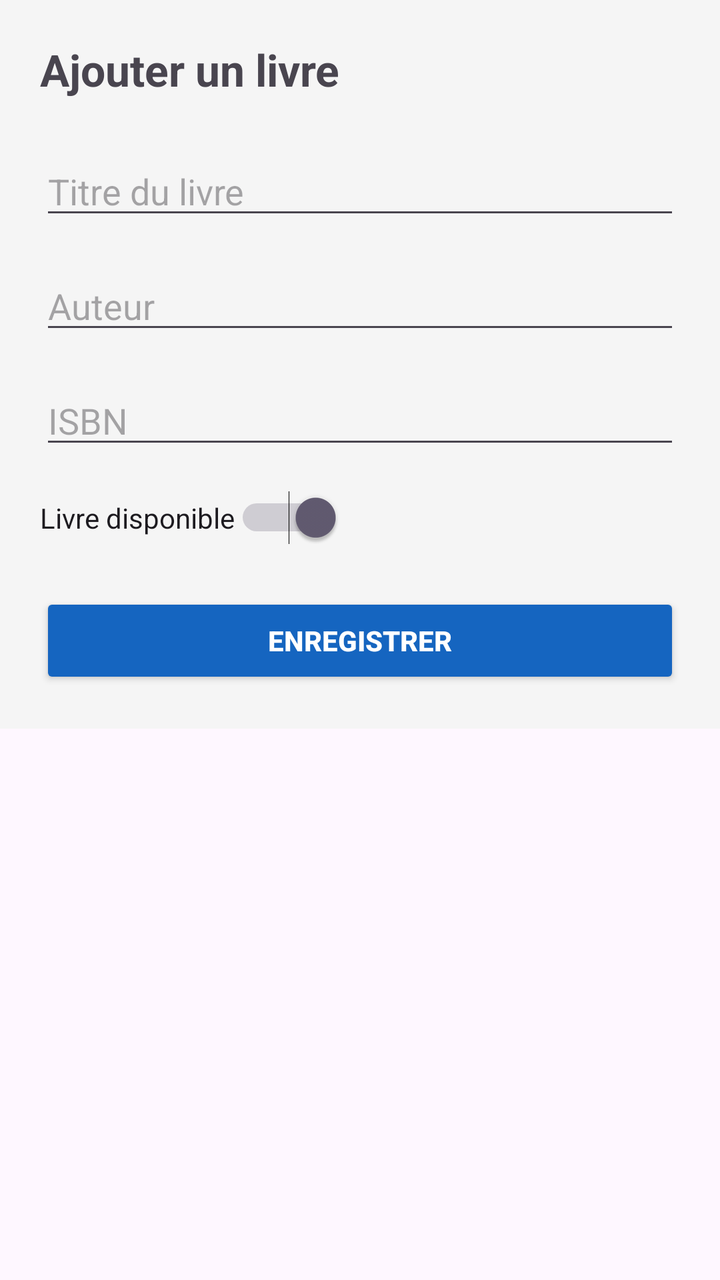
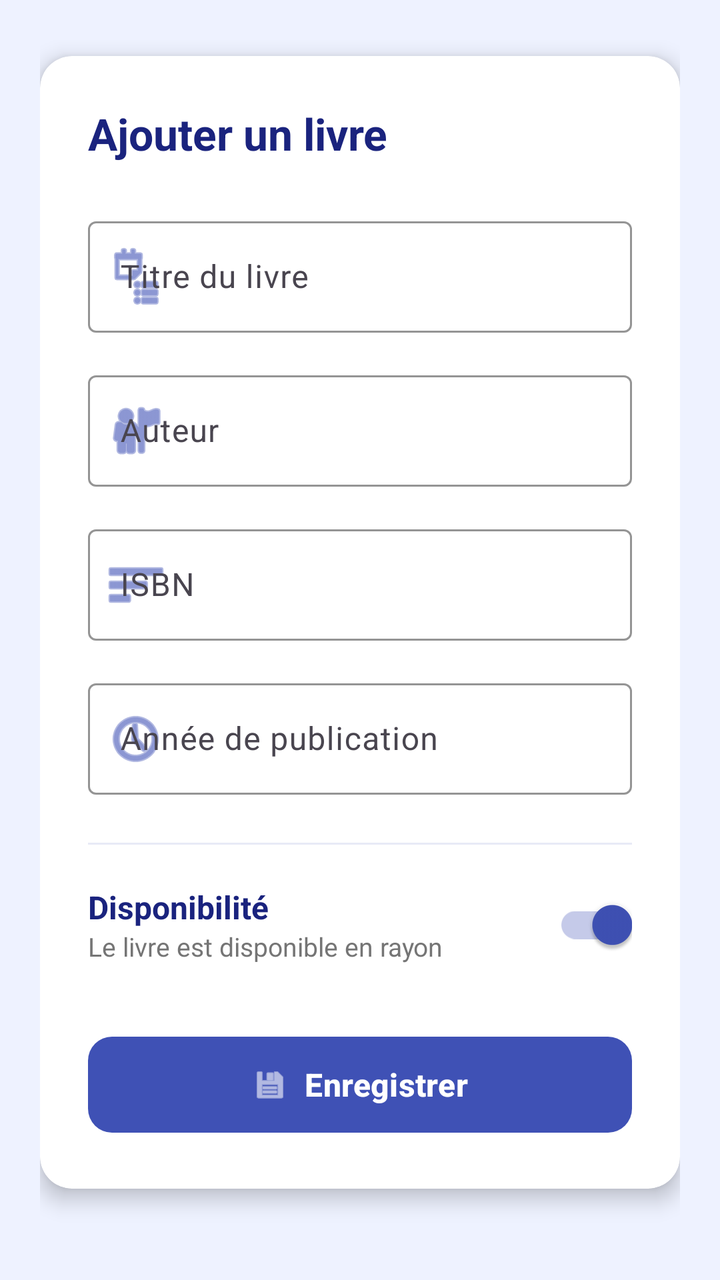

Two renders of the same Android screen: before a commit and after it. Below are the layout's source before the change and the commit's diff.
<!-- AndroidManifest.xml: application theme Theme.BibliothequeApp -->
<!-- res/layout/activity_add_edit.xml -->
<?xml version="1.0" encoding="utf-8"?>
<ScrollView
    xmlns:android="http://schemas.android.com/apk/res/android"
    android:layout_width="match_parent"
    android:layout_height="match_parent">

    <LinearLayout
        android:layout_width="match_parent"
        android:layout_height="wrap_content"
        android:orientation="vertical"
        android:padding="20dp"
        android:background="#F5F5F5">

        <TextView
            android:id="@+id/tvTitreFormulaire"
            android:layout_width="wrap_content"
            android:layout_height="wrap_content"
            android:text="Ajouter un livre"
            android:textSize="22sp"
            android:textStyle="bold"
            android:layout_marginBottom="24dp" />

        <EditText
            android:id="@+id/etTitre"
            android:layout_width="match_parent"
            android:layout_height="wrap_content"
            android:hint="Titre du livre"
            android:inputType="text"
            android:layout_marginBottom="16dp" />

        <EditText
            android:id="@+id/etAuteur"
            android:layout_width="match_parent"
            android:layout_height="wrap_content"
            android:hint="Auteur"
            android:inputType="textPersonName"
            android:layout_marginBottom="16dp" />

        <EditText
            android:id="@+id/etIsbn"
            android:layout_width="match_parent"
            android:layout_height="wrap_content"
            android:hint="ISBN"
            android:inputType="text"
            android:layout_marginBottom="16dp" />

        <Switch
            android:id="@+id/switchDisponible"
            android:layout_width="wrap_content"
            android:layout_height="wrap_content"
            android:text="Livre disponible"
            android:checked="true"
            android:layout_marginBottom="24dp" />

        <Button
            android:id="@+id/btnEnregistrer"
            android:layout_width="match_parent"
            android:layout_height="wrap_content"
            android:text="Enregistrer"
            android:backgroundTint="#1565C0"
            android:textColor="@android:color/white"
            android:textStyle="bold"
            android:padding="12dp" />

    </LinearLayout>

</ScrollView>
<!-- resources referenced by this layout -->
<resources>
  <style name="Theme.BibliothequeApp" parent="Base.Theme.BibliothequeApp" />
  <style name="Base.Theme.BibliothequeApp" parent="Theme.Material3.DayNight.NoActionBar">
          
          
      </style>
</resources>

<!-- the commit's change to res/layout/activity_add_edit.xml (unified diff, before → after) -->
@@ -1,66 +1,188 @@
 <?xml version="1.0" encoding="utf-8"?>
 <ScrollView
     xmlns:android="http://schemas.android.com/apk/res/android"
+    xmlns:app="http://schemas.android.com/apk/res-auto"
     android:layout_width="match_parent"
-    android:layout_height="match_parent">
+    android:layout_height="match_parent"
+    android:background="#EEF2FF"
+    android:fillViewport="true">
 
     <LinearLayout
         android:layout_width="match_parent"
         android:layout_height="wrap_content"
         android:orientation="vertical"
-        android:padding="20dp"
-        android:background="#F5F5F5">
+        android:padding="20dp">
 
-        <TextView
-            android:id="@+id/tvTitreFormulaire"
-            android:layout_width="wrap_content"
-            android:layout_height="wrap_content"
-            android:text="Ajouter un livre"
-            android:textSize="22sp"
-            android:textStyle="bold"
-            android:layout_marginBottom="24dp" />
-
-        <EditText
-            android:id="@+id/etTitre"
+        <androidx.cardview.widget.CardView
             android:layout_width="match_parent"
             android:layout_height="wrap_content"
-            android:hint="Titre du livre"
-            android:inputType="text"
-            android:layout_marginBottom="16dp" />
+            android:layout_marginTop="8dp"
+            app:cardCornerRadius="16dp"
+            app:cardElevation="6dp"
+            app:cardBackgroundColor="#FFFFFF">
 
-        <EditText
-            android:id="@+id/etAuteur"
-            android:layout_width="match_parent"
-            android:layout_height="wrap_content"
-            android:hint="Auteur"
-            android:inputType="textPersonName"
-            android:layout_marginBottom="16dp" />
+            <LinearLayout
+                android:layout_width="match_parent"
+                android:layout_height="wrap_content"
+                android:orientation="vertical"
+                android:padding="24dp">
 
-        <EditText
-            android:id="@+id/etIsbn"
-            android:layout_width="match_parent"
-            android:layout_height="wrap_content"
-            android:hint="ISBN"
-            android:inputType="text"
-            android:layout_marginBottom="16dp" />
+                <TextView
+                    android:id="@+id/tvTitreFormulaire"
+                    android:layout_width="wrap_content"
+                    android:layout_height="wrap_content"
+                    android:text="Ajouter un livre"
+                    android:textSize="22sp"
+                    android:textStyle="bold"
+                    android:textColor="#1A237E"
+                    android:layout_marginBottom="24dp" />
 
-        <Switch
-            android:id="@+id/switchDisponible"
-            android:layout_width="wrap_content"
-            android:layout_height="wrap_content"
-            android:text="Livre disponible"
-            android:checked="true"
-            android:layout_marginBottom="24dp" />
+                
+                <com.google.android.material.textfield.TextInputLayout
+                    android:layout_width="match_parent"
+                    android:layout_height="wrap_content"
+                    android:hint="Titre du livre"
+                    android:layout_marginBottom="16dp"
+                    style="@style/Widget.Material3.TextInputLayout.OutlinedBox"
+                    app:boxStrokeColor="#3F51B5"
+                    app:hintTextColor="#3F51B5"
+                    app:startIconDrawable="@android:drawable/ic_menu_agenda"
+                    app:startIconTint="#3F51B5">
 
-        <Button
-            android:id="@+id/btnEnregistrer"
-            android:layout_width="match_parent"
-            android:layout_height="wrap_content"
-            android:text="Enregistrer"
-            android:backgroundTint="#1565C0"
-            android:textColor="@android:color/white"
-            android:textStyle="bold"
-            android:padding="12dp" />
+                    <com.google.android.material.textfield.TextInputEditText
+                        android:id="@+id/etTitre"
+                        android:layout_width="match_parent"
+                        android:layout_height="wrap_content"
+                        android:inputType="text" />
+
+                </com.google.android.material.textfield.TextInputLayout>
+
+                
+                <com.google.android.material.textfield.TextInputLayout
+                    android:layout_width="match_parent"
+                    android:layout_height="wrap_content"
+                    android:hint="Auteur"
+                    android:layout_marginBottom="16dp"
+                    style="@style/Widget.Material3.TextInputLayout.OutlinedBox"
+                    app:boxStrokeColor="#3F51B5"
+                    app:hintTextColor="#3F51B5"
+                    app:startIconDrawable="@android:drawable/ic_menu_myplaces"
+                    app:startIconTint="#3F51B5">
+
+                    <com.google.android.material.textfield.TextInputEditText
+                        android:id="@+id/etAuteur"
+                        android:layout_width="match_parent"
+                        android:layout_height="wrap_content"
+                        android:inputType="textPersonName" />
+
+                </com.google.android.material.textfield.TextInputLayout>
+
+                
+                <com.google.android.material.textfield.TextInputLayout
+                    android:layout_width="match_parent"
+                    android:layout_height="wrap_content"
+                    android:hint="ISBN"
+                    android:layout_marginBottom="16dp"
+                    style="@style/Widget.Material3.TextInputLayout.OutlinedBox"
+                    app:boxStrokeColor="#3F51B5"
+                    app:hintTextColor="#3F51B5"
+                    app:startIconDrawable="@android:drawable/ic_menu_sort_by_size"
+                    app:startIconTint="#3F51B5">
+
+                    <com.google.android.material.textfield.TextInputEditText
+                        android:id="@+id/etIsbn"
+                        android:layout_width="match_parent"
+                        android:layout_height="wrap_content"
+                        android:inputType="text" />
+
+                </com.google.android.material.textfield.TextInputLayout>
+
+                
+                <com.google.android.material.textfield.TextInputLayout
+                    android:layout_width="match_parent"
+                    android:layout_height="wrap_content"
+                    android:hint="Année de publication"
+                    android:layout_marginBottom="24dp"
+                    style="@style/Widget.Material3.TextInputLayout.OutlinedBox"
+                    app:boxStrokeColor="#3F51B5"
+                    app:hintTextColor="#3F51B5"
+                    app:startIconDrawable="@android:drawable/ic_menu_recent_history"
+                    app:startIconTint="#3F51B5">
+
+                    <com.google.android.material.textfield.TextInputEditText
+                        android:id="@+id/etAnneePublication"
+                        android:layout_width="match_parent"
+                        android:layout_height="wrap_content"
+                        android:inputType="number" />
+
+                </com.google.android.material.textfield.TextInputLayout>
+
+                
+                <View
+                    android:layout_width="match_parent"
+                    android:layout_height="1dp"
+                    android:background="#E8EAF6"
+                    android:layout_marginBottom="16dp" />
+
+                
+                <LinearLayout
+                    android:layout_width="match_parent"
+                    android:layout_height="wrap_content"
+                    android:orientation="horizontal"
+                    android:gravity="center_vertical"
+                    android:layout_marginBottom="28dp">
+
+                    <LinearLayout
+                        android:layout_width="0dp"
+                        android:layout_height="wrap_content"
+                        android:layout_weight="1"
+                        android:orientation="vertical">
+
+                        <TextView
+                            android:layout_width="wrap_content"
+                            android:layout_height="wrap_content"
+                            android:text="Disponibilité"
+                            android:textSize="16sp"
+                            android:textColor="#1A237E"
+                            android:textStyle="bold" />
+
+                        <TextView
+                            android:layout_width="wrap_content"
+                            android:layout_height="wrap_content"
+                            android:text="Le livre est disponible en rayon"
+                            android:textSize="13sp"
+                            android:textColor="#757575" />
+
+                    </LinearLayout>
+
+                    <com.google.android.material.switchmaterial.SwitchMaterial
+                        android:id="@+id/switchDisponible"
+                        android:layout_width="wrap_content"
+                        android:layout_height="wrap_content"
+                        android:checked="true"
+                        app:thumbTint="#3F51B5"
+                        app:trackTint="#C5CAE9" />
+
+                </LinearLayout>
+
+                
+                <com.google.android.material.button.MaterialButton
+                    android:id="@+id/btnEnregistrer"
+                    android:layout_width="match_parent"
+                    android:layout_height="56dp"
+                    android:text="Enregistrer"
+                    android:textSize="16sp"
+                    android:textStyle="bold"
+                    android:textColor="#FFFFFF"
+                    app:backgroundTint="#3F51B5"
+                    app:cornerRadius="12dp"
+                    app:icon="@android:drawable/ic_menu_save"
+                    app:iconTint="#FFFFFF"
+                    app:iconGravity="textStart" />
+
+            </LinearLayout>
+
+        </androidx.cardview.widget.CardView>
 
     </LinearLayout>
 
